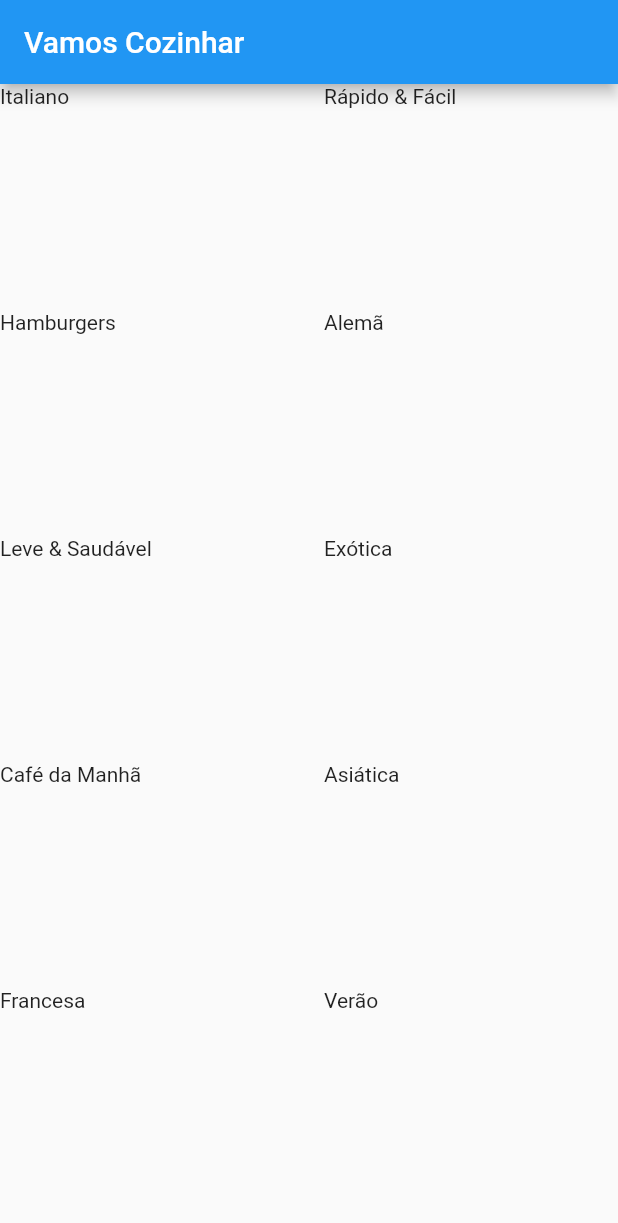
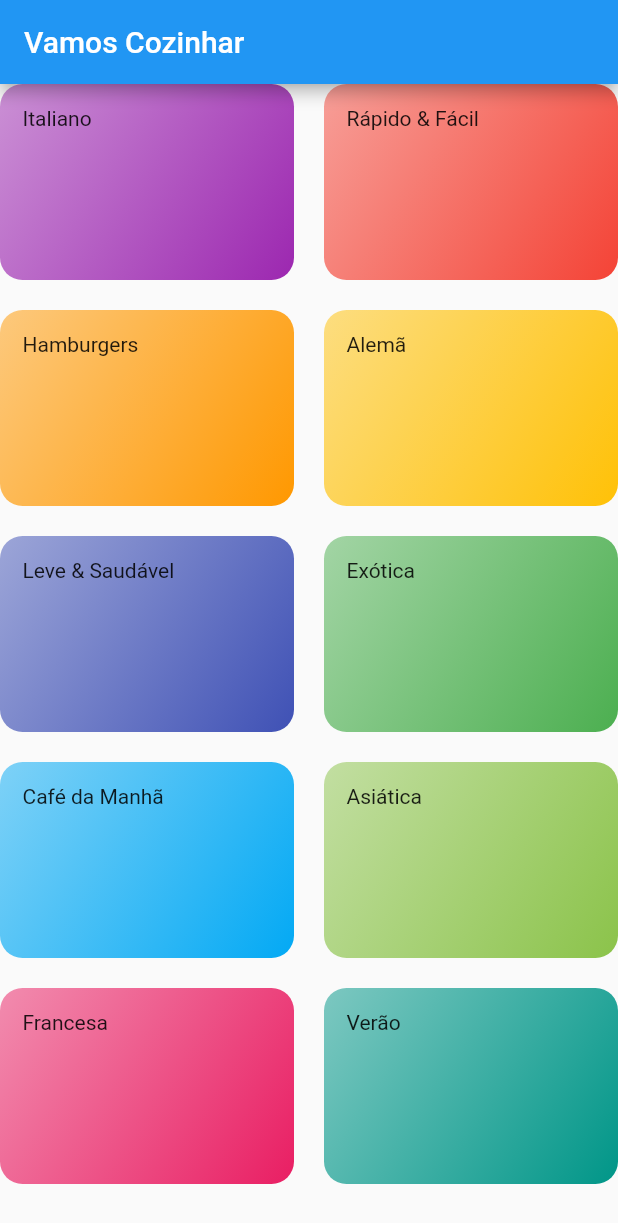
Before and after one commit to felixvicent/meals, a Flutter app: the screen it shows after launch, on a phone screen of 412 x 824 dp. Shown: the top 1223 px of the screen. Run offline on Flutter 3.47's test engine with Material 2 defaults, Android fonts, the phone set to English and light mode, and no system bars.

Commit message:
Style category item

```diff
--- a/lib/components/category_item.dart
+++ b/lib/components/category_item.dart
@@ -1,4 +1,4 @@
-// ignore_for_file: use_key_in_widget_constructors
+// ignore_for_file: use_key_in_widget_constructors, avoid_unnecessary_containers, prefer_const_constructors
 
 import 'package:flutter/material.dart';
 import 'package:meals/models/category.dart';
@@ -11,7 +11,15 @@ class CategoryItem extends StatelessWidget {
   @override
   Widget build(BuildContext context) {
     return Container(
+      padding: EdgeInsets.all(15),
       child: Text(category.title),
+      decoration: BoxDecoration(
+        borderRadius: BorderRadius.circular(15),
+        gradient: LinearGradient(colors: [
+          category.color.withOpacity(0.5),
+          category.color,
+        ], begin: Alignment.topLeft, end: Alignment.bottomRight),
+      ),
     );
   }
 }
```
